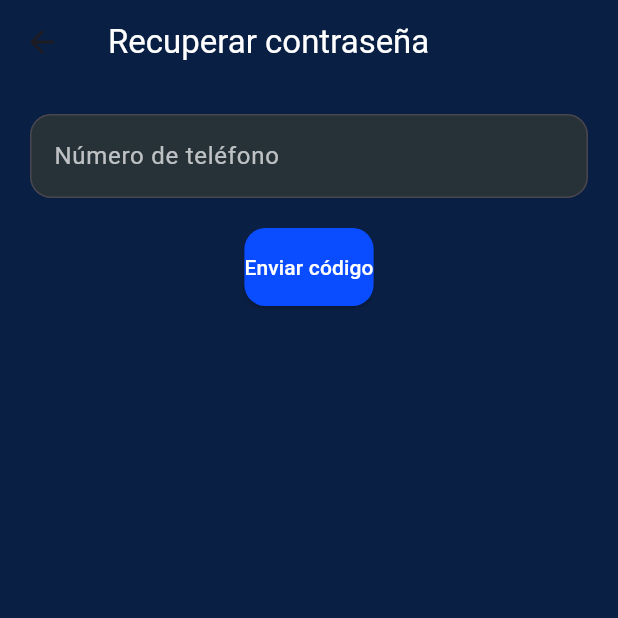
After one commit to juaniturriagab-web/Calisteniapp_V2, a Flutter app: the screen it shows after launch, after a tap on "¿Olvidaste tu contraseña?", on a phone screen of 412 x 824 dp, the top half of it. The commit adds this screen. Run offline on Flutter 3.47's test engine with Material 3 defaults, Android fonts, the phone set to English and light mode, and no system bars; our stand-ins replace cloud_firestore, firebase_auth, firebase_core, geolocator, google_maps_flutter; accounts and stored records are empty; network calls fail.

Commit message:
mejoras en la app

```diff
--- a/lib/pages/login_page.dart
+++ b/lib/pages/login_page.dart
@@ -3,6 +3,7 @@ import 'package:firebase_auth/firebase_auth.dart';
 import '../widgets/calisthenics_logo.dart';
 import '../pages/register_page.dart';
 import '../pages/home_page.dart';
+import '../pages/recover_password_phone_page.dart';
 
 class LoginPage extends StatefulWidget {
   const LoginPage({super.key});
@@ -43,7 +44,9 @@ class _LoginPageState extends State<LoginPage>
 
     try {
       await FirebaseAuth.instance.signInWithEmailAndPassword(
-          email: emailCtrl.text.trim(), password: passCtrl.text.trim());
+        email: emailCtrl.text.trim(),
+        password: passCtrl.text.trim(),
+      );
 
       Navigator.pushReplacement(
         context,
@@ -73,11 +76,24 @@ class _LoginPageState extends State<LoginPage>
         child: Column(
           children: [
             const SizedBox(height: 80),
-            SlideTransition(position: _logoAnimation, child: const CalisthenicsLogo()),
+
+            // LOGO ANIMADO
+            SlideTransition(
+              position: _logoAnimation,
+              child: const CalisthenicsLogo(),
+            ),
+
             const SizedBox(height: 30),
-            const Text('Iniciar Sesión',
+
+            const Text(
+              'Iniciar Sesión',
               style: TextStyle(
-                    color: Colors.white, fontSize: 28, fontWeight: FontWeight.bold)),
+                color: Colors.white,
+                fontSize: 28,
+                fontWeight: FontWeight.bold,
+              ),
+            ),
+
             const SizedBox(height: 40),
 
             // EMAIL
@@ -88,7 +104,28 @@ class _LoginPageState extends State<LoginPage>
             // CONTRASEÑA
             _input('Contraseña', passCtrl, Icons.lock_outline, obscure: true),
 
-            const SizedBox(height: 30),
+            // ===========================
+            // BOTÓN "OLVIDASTE TU CONTRASEÑA?"
+            // ===========================
+            Align(
+              alignment: Alignment.centerRight,
+              child: TextButton(
+                onPressed: () {
+                  Navigator.push(
+                    context,
+                    MaterialPageRoute(
+                      builder: (_) => const RecoverPasswordPhonePage(),
+                    ),
+                  );
+                },
+                child: const Text(
+                  "¿Olvidaste tu contraseña?",
+                  style: TextStyle(color: Colors.white70),
+                ),
+              ),
+            ),
+
+            const SizedBox(height: 10),
 
             // BOTÓN LOGIN
             SizedBox(
@@ -99,10 +136,13 @@ class _LoginPageState extends State<LoginPage>
                   backgroundColor: primary,
                   padding: const EdgeInsets.symmetric(vertical: 16),
                   shape: RoundedRectangleBorder(
-                          borderRadius: BorderRadius.circular(14))),
+                    borderRadius: BorderRadius.circular(14),
+                  ),
+                ),
                 child: _loading
                     ? const CircularProgressIndicator(color: Colors.white)
-                      : const Text('Entrar', style: TextStyle(fontSize: 18))),
+                    : const Text('Entrar', style: TextStyle(fontSize: 18)),
+              ),
             ),
 
             const SizedBox(height: 20),
@@ -111,21 +151,30 @@ class _LoginPageState extends State<LoginPage>
             Row(
               mainAxisAlignment: MainAxisAlignment.center,
               children: [
-                const Text('¿No tienes cuenta?', style: TextStyle(color: Colors.white70)),
+                const Text('¿No tienes cuenta?',
+                    style: TextStyle(color: Colors.white70)),
                 TextButton(
-                  onPressed: () => Navigator.push(
+                  onPressed: () {
+                    Navigator.push(
                       context,
                       PageRouteBuilder(
                         pageBuilder: (_, __, ___) => const RegisterPage(),
                         transitionsBuilder: (_, anim, __, child) =>
-                          SlideTransition(position: Tween<Offset>(
+                            SlideTransition(
+                          position: Tween<Offset>(
                             begin: const Offset(1, 0),
                             end: Offset.zero,
-                          ).animate(anim), child: child),
+                          ).animate(anim),
+                          child: child,
+                        ),
                         transitionDuration: const Duration(milliseconds: 500),
                       ),
+                    );
+                  },
+                  child: const Text(
+                    'Regístrate',
+                    style: TextStyle(color: Color(0xFF0A4CFF)),
                   ),
-                  child: const Text('Regístrate', style: TextStyle(color: Color(0xFF0A4CFF))),
                 ),
               ],
             ),
@@ -135,10 +184,10 @@ class _LoginPageState extends State<LoginPage>
     );
   }
 
-  Widget _input(String label, TextEditingController ctrl, IconData icon,
+  Widget _input(String label, TextInputController, IconData icon,
       {bool obscure = false, TextInputType type = TextInputType.text}) {
     return TextField(
-      controller: ctrl,
+      controller: TextInputController,
       obscureText: obscure,
       keyboardType: type,
       style: const TextStyle(color: Colors.white),
--- /dev/null
+++ b/lib/pages/recover_password_phone_page.dart
@@ -0,0 +1,195 @@
+import 'package:flutter/material.dart';
+import 'package:firebase_auth/firebase_auth.dart';
+
+class RecoverPasswordPhonePage extends StatefulWidget {
+  const RecoverPasswordPhonePage({super.key});
+
+  @override
+  State<RecoverPasswordPhonePage> createState() =>
+      _RecoverPasswordPhonePageState();
+}
+
+class _RecoverPasswordPhonePageState extends State<RecoverPasswordPhonePage> {
+  final phoneCtrl = TextEditingController();
+  final smsCtrl = TextEditingController();
+  final passCtrl = TextEditingController();
+
+  String? verificationId;
+  bool codeSent = false;
+  bool verified = false;
+
+  // Enviar SMS al usuario
+  Future<void> sendCode() async {
+    print("🔥 Enviando código a ${phoneCtrl.text}");
+    try {
+      await FirebaseAuth.instance.verifyPhoneNumber(
+        phoneNumber: phoneCtrl.text.trim(),
+        timeout: const Duration(seconds: 60),
+        verificationCompleted: (PhoneAuthCredential credential) async {
+          print("✅ verificationCompleted llamado");
+          // Auto-signin (opcional)
+          await FirebaseAuth.instance.signInWithCredential(credential);
+          setState(() => verified = true);
+        },
+        verificationFailed: (FirebaseAuthException e) {
+          print("❌ verificationFailed: ${e.message}");
+          ScaffoldMessenger.of(context).showSnackBar(
+            SnackBar(content: Text("Error: ${e.message}")),
+          );
+        },
+        codeSent: (String verId, int? resendToken) {
+          print("🔥 CODE SENT");
+          setState(() {
+            verificationId = verId;
+            codeSent = true;
+          });
+        },
+        codeAutoRetrievalTimeout: (String verId) {
+          print("⌛ codeAutoRetrievalTimeout");
+          verificationId = verId;
+        },
+      );
+    } catch (e) {
+      print("⚠ Exception: $e");
+      ScaffoldMessenger.of(context)
+          .showSnackBar(SnackBar(content: Text("Exception: $e")));
+    }
+  }
+
+  // Verificar el código SMS
+  Future<void> verifyCode() async {
+    if (verificationId == null) return;
+
+    try {
+      final credential = PhoneAuthProvider.credential(
+        verificationId: verificationId!,
+        smsCode: smsCtrl.text.trim(),
+      );
+
+      await FirebaseAuth.instance.signInWithCredential(credential);
+      print("✅ Teléfono verificado con código");
+
+      setState(() => verified = true);
+
+      ScaffoldMessenger.of(context).showSnackBar(
+        const SnackBar(content: Text("Teléfono verificado")),
+      );
+    } catch (e) {
+      print("❌ Código incorrecto: $e");
+      ScaffoldMessenger.of(context).showSnackBar(
+        const SnackBar(content: Text("Código incorrecto")),
+      );
+    }
+  }
+
+  // Actualizar contraseña (con reautenticación)
+  Future<void> updatePassword() async {
+    try {
+      final user = FirebaseAuth.instance.currentUser;
+      if (user == null) {
+        ScaffoldMessenger.of(context)
+            .showSnackBar(const SnackBar(content: Text("Usuario no encontrado")));
+        return;
+      }
+
+      // Reautenticación con el credential de teléfono
+      if (verificationId != null && smsCtrl.text.isNotEmpty) {
+        final credential = PhoneAuthProvider.credential(
+          verificationId: verificationId!,
+          smsCode: smsCtrl.text.trim(),
+        );
+        await user.reauthenticateWithCredential(credential);
+        print("🔑 Usuario reautenticado");
+      }
+
+      await user.updatePassword(passCtrl.text.trim());
+      print("✅ Contraseña actualizada");
+
+      ScaffoldMessenger.of(context).showSnackBar(
+        const SnackBar(content: Text("Contraseña actualizada")),
+      );
+
+      FirebaseAuth.instance.signOut();
+      Navigator.pop(context);
+    } catch (e) {
+      print("❌ Error al actualizar contraseña: $e");
+      ScaffoldMessenger.of(context)
+          .showSnackBar(SnackBar(content: Text(e.toString())));
+    }
+  }
+
+  @override
+  Widget build(BuildContext context) {
+    final inputStyle = InputDecoration(
+      labelStyle: const TextStyle(color: Colors.white70),
+      filled: true,
+      fillColor: Colors.blueGrey.shade900,
+      border: OutlineInputBorder(borderRadius: BorderRadius.circular(14)),
+    );
+
+    return Scaffold(
+      backgroundColor: const Color(0xFF0A1F44),
+      appBar: AppBar(
+        backgroundColor: const Color(0xFF0A1F44),
+        title: const Text("Recuperar contraseña",
+            style: TextStyle(color: Colors.white)),
+      ),
+      body: Padding(
+        padding: const EdgeInsets.all(20),
+        child: Column(
+          children: [
+            // TELÉFONO
+            TextField(
+              controller: phoneCtrl,
+              style: const TextStyle(color: Colors.white),
+              decoration: inputStyle.copyWith(labelText: "Número de teléfono"),
+              keyboardType: TextInputType.phone,
+            ),
+            const SizedBox(height: 20),
+
+            if (!codeSent)
+              ElevatedButton(
+                onPressed: sendCode,
+                child: const Text("Enviar código"),
+              ),
+
+            if (codeSent && !verified) ...[
+              const SizedBox(height: 20),
+
+              // CÓDIGO SMS
+              TextField(
+                controller: smsCtrl,
+                style: const TextStyle(color: Colors.white),
+                decoration: inputStyle.copyWith(labelText: "Código SMS"),
+              ),
+              const SizedBox(height: 20),
+
+              ElevatedButton(
+                onPressed: verifyCode,
+                child: const Text("Verificar código"),
+              ),
+            ],
+
+            if (verified) ...[
+              const SizedBox(height: 30),
+
+              // NUEVA CONTRASEÑA
+              TextField(
+                controller: passCtrl,
+                obscureText: true,
+                style: const TextStyle(color: Colors.white),
+                decoration: inputStyle.copyWith(labelText: "Nueva contraseña"),
+              ),
+              const SizedBox(height: 20),
+
+              ElevatedButton(
+                onPressed: updatePassword,
+                child: const Text("Actualizar contraseña"),
+              ),
+            ],
+          ],
+        ),
+      ),
+    );
+  }
+}
```
Also changed, not shown: lib/pages/map_page.dart (+41 -54 lines), lib/pages/park_detail_page.dart (added, +210 -0 lines), lib/pages/profile_page.dart (+52 -11 lines), lib/pages/register_page.dart (+44 -18 lines), 5 other files. Lines whose indentation alone changed are shown as unchanged.
